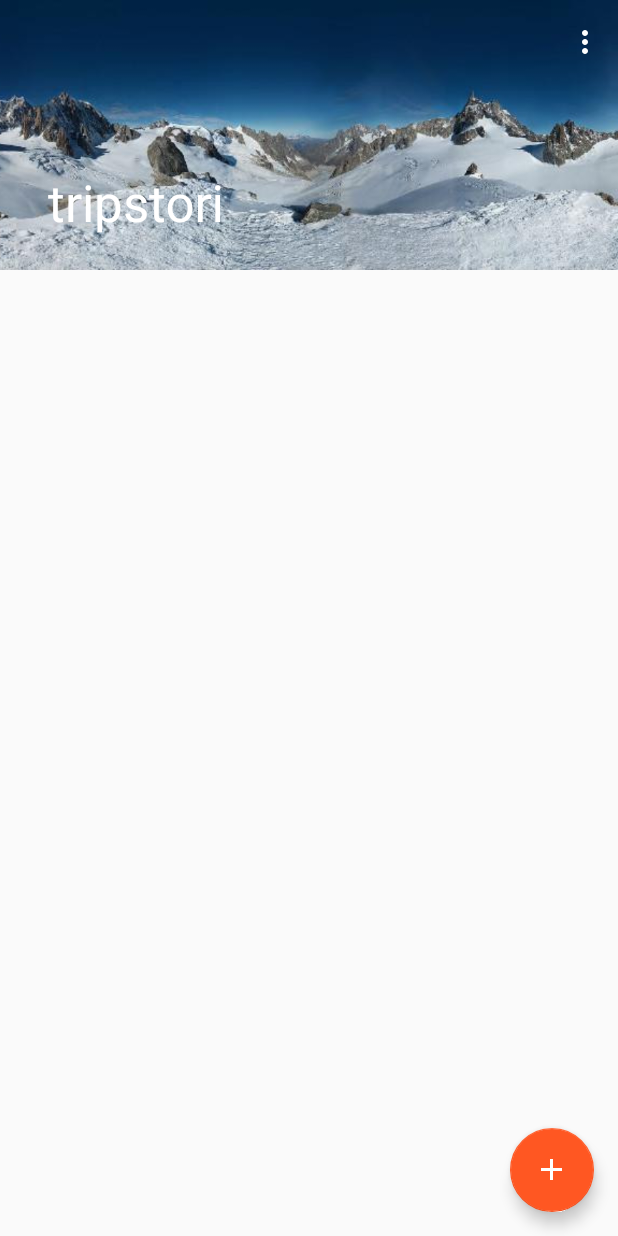
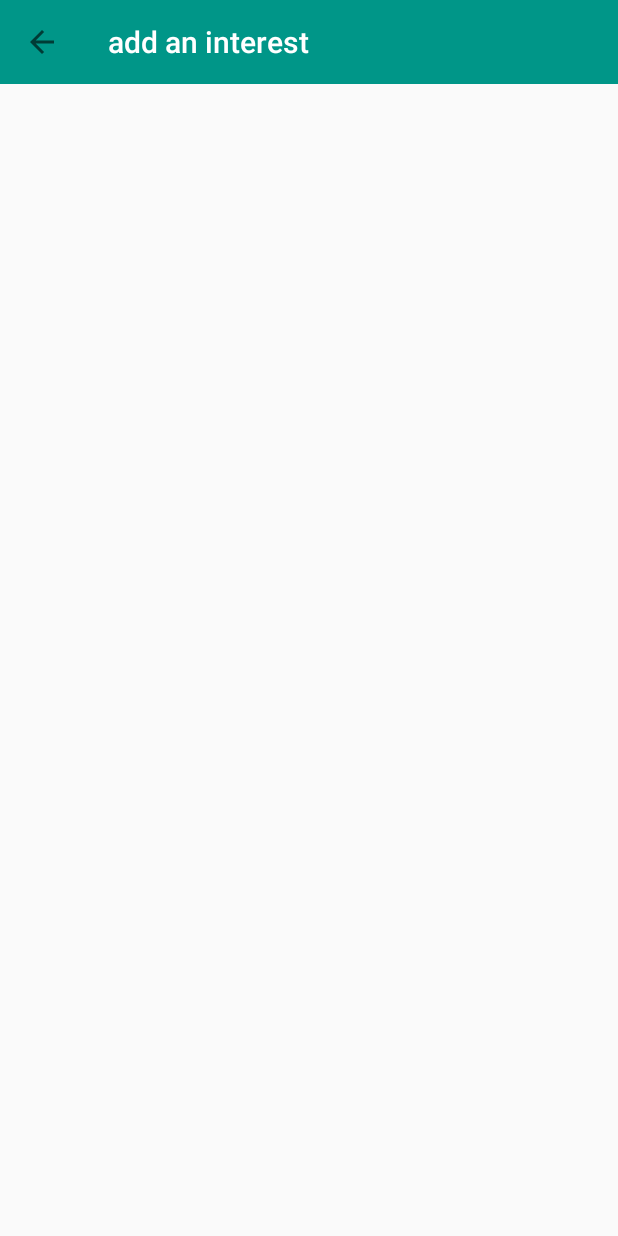
Before and after one commit to ob21/tripstori, an Android app: the screen it shows after launch (MainActivity before the commit, AddInterestActivity after it), after a tap on an icon or button, on a phone screen of 412 x 824 dp. Run offline under Robolectric (Android 15) with nearby library versions, the phone set to English and light mode, and no system bars; our stand-ins replace Volley.

Commit message:
Add an AddInterestActivity

```diff
--- a/app/src/main/AndroidManifest.xml
+++ b/app/src/main/AndroidManifest.xml
@@ -23,6 +23,10 @@
             android:name="com.colibri.tripstori.activities.AboutActivity"
             android:label="@string/app_name" >
         </activity>
+        <activity
+            android:name="com.colibri.tripstori.activities.AddInterestActivity"
+            android:label="@string/app_name" >
+        </activity>
     </application>
 
 </manifest>
--- a/app/src/main/java/com/colibri/tripstori/TSApp.java
+++ b/app/src/main/java/com/colibri/tripstori/TSApp.java
@@ -22,6 +22,11 @@ public class TSApp extends Application {
         super.onCreate();
         logDebug(TAG, "onCreate");
         DataManager.getInstance().init(getApplicationContext());
+
+        ActivityManager am = (ActivityManager) getSystemService(ACTIVITY_SERVICE);
+        int heapSize = am.getMemoryClass();
+        VolleyManager.init(this, (heapSize * 1024 * 1024 / 8));
+        TSApp.logDebug(TAG, "init Volley");
     }
 
 
--- /dev/null
+++ b/app/src/main/java/com/colibri/tripstori/activities/AddInterestActivity.java
@@ -0,0 +1,39 @@
+package com.colibri.tripstori.activities;
+
+import android.os.Bundle;
+import android.support.v4.app.NavUtils;
+import android.support.v7.widget.Toolbar;
+import android.view.MenuItem;
+import android.view.View;
+
+import com.colibri.tripstori.R;
+
+/**
+ * Created by OPOB7414 on 02/06/2016.
+ */
+public class AddInterestActivity extends TSActivity  {
+
+    @Override
+    protected void onCreate(Bundle savedInstanceState) {
+        super.onCreate(savedInstanceState);
+        setContentView(R.layout.activity_addinterest);
+
+        Toolbar toolbar = (Toolbar) findViewById(R.id.toolbar);
+        setSupportActionBar(toolbar);
+
+        getSupportActionBar().setTitle(R.string.add_activity_title);
+        getSupportActionBar().setDisplayHomeAsUpEnabled(true);
+    }
+
+    @Override
+    public boolean onOptionsItemSelected(MenuItem item) {
+        switch (item.getItemId()) {
+            // Respond to the action bar's Up/Home button
+            case android.R.id.home:
+                NavUtils.navigateUpFromSameTask(this);
+                return true;
+        }
+        return super.onOptionsItemSelected(item);
+    }
+
+}
--- a/app/src/main/java/com/colibri/tripstori/activities/MainActivity.java
+++ b/app/src/main/java/com/colibri/tripstori/activities/MainActivity.java
@@ -1,12 +1,12 @@
 package com.colibri.tripstori.activities;
 
+import android.app.ActivityManager;
 import android.content.ActivityNotFoundException;
 import android.content.DialogInterface;
 import android.content.Intent;
 import android.net.Uri;
 import android.os.Bundle;
 import android.support.design.widget.FloatingActionButton;
-import android.support.v4.content.ContextCompat;
 import android.support.v7.widget.LinearLayoutManager;
 import android.support.v7.widget.RecyclerView;
 import android.support.v7.widget.Toolbar;
@@ -22,6 +22,7 @@ import com.colibri.tripstori.adapters.InterestsListAdapter;
 import com.colibri.tripstori.fragment.ConfirmDialogFragment;
 import com.colibri.tripstori.manager.DataManager;
 import com.colibri.tripstori.model.Interest;
+import com.colibri.tripstori.utils.VolleyManager;
 
 import java.io.File;
 import java.text.SimpleDateFormat;
@@ -64,6 +65,7 @@ public class MainActivity extends TSActivity implements DialogInterface.OnClickL
             @Override
             public void onClick(View v) {
                 Toast.makeText(MainActivity.this, "add interest", Toast.LENGTH_LONG).show();
+                startActivity(new Intent(MainActivity.this, AddInterestActivity.class));
             }
         });
     }
@@ -170,7 +172,6 @@ public class MainActivity extends TSActivity implements DialogInterface.OnClickL
         runOnUiThread(new Runnable() {
             @Override
             public void run() {
-                Toast.makeText(MainActivity.this, "onInterestClick "+i.getId(), Toast.LENGTH_LONG).show();
                 TSApp.logDebug(TAG, "# onInterestClick "+i.getId());
             }
         });
--- a/app/src/main/java/com/colibri/tripstori/activities/TSActivity.java
+++ b/app/src/main/java/com/colibri/tripstori/activities/TSActivity.java
@@ -21,11 +21,6 @@ public class TSActivity  extends AppCompatActivity {
     @Override
     protected void onCreate(@Nullable Bundle savedInstanceState) {
         super.onCreate(savedInstanceState);
-
-        ActivityManager am = (ActivityManager) getSystemService(ACTIVITY_SERVICE);
-        int heapSize = am.getMemoryClass();
-        VolleyManager.init(this, (heapSize * 1024 * 1024 / 8));
-        TSApp.logDebug(TAG, "init Volley");
     }
 
     protected DataManager getDataManager(){
--- /dev/null
+++ b/app/src/main/res/layout/activity_addinterest.xml
@@ -0,0 +1,13 @@
+<?xml version="1.0" encoding="utf-8"?>
+<LinearLayout xmlns:android="http://schemas.android.com/apk/res/android"
+    android:orientation="vertical" android:layout_width="match_parent"
+    android:layout_height="match_parent">
+
+    <android.support.v7.widget.Toolbar
+        android:id="@+id/toolbar"
+        android:layout_width="match_parent"
+        android:layout_height="?attr/actionBarSize"
+        android:theme="@style/ToolbarTheme">
+    </android.support.v7.widget.Toolbar>
+
+</LinearLayout>
--- a/app/src/main/res/values/strings.xml
+++ b/app/src/main/res/values/strings.xml
@@ -11,4 +11,6 @@
     <string name="action_pdf">PDF</string>
     <string name="action_settings">Settings</string>
     <string name="action_about">About</string>
+
+    <string name="add_activity_title">add an interest</string>
 </resources>
--- a/app/src/main/res/values/styles.xml
+++ b/app/src/main/res/values/styles.xml
@@ -6,6 +6,13 @@
         <item name="colorPrimary">@color/colorPrimary</item>
         <item name="colorPrimaryDark">@color/colorPrimaryDark</item>
         <item name="colorAccent">@color/colorAccent</item>
+    </style>
+
+    <style name="ToolbarTheme">
+        <item name="android:maxHeight">@dimen/abc_action_bar_default_height_material</item>
+        <item name="android:background">@color/colorPrimary</item>
+        <item name="popupTheme">@style/ThemeOverlay.AppCompat.Light</item>
+        <item name="titleTextColor">#FFFFFF</item>
     </style>
 
     <style name="AppTheme.NoActionBar">
```
